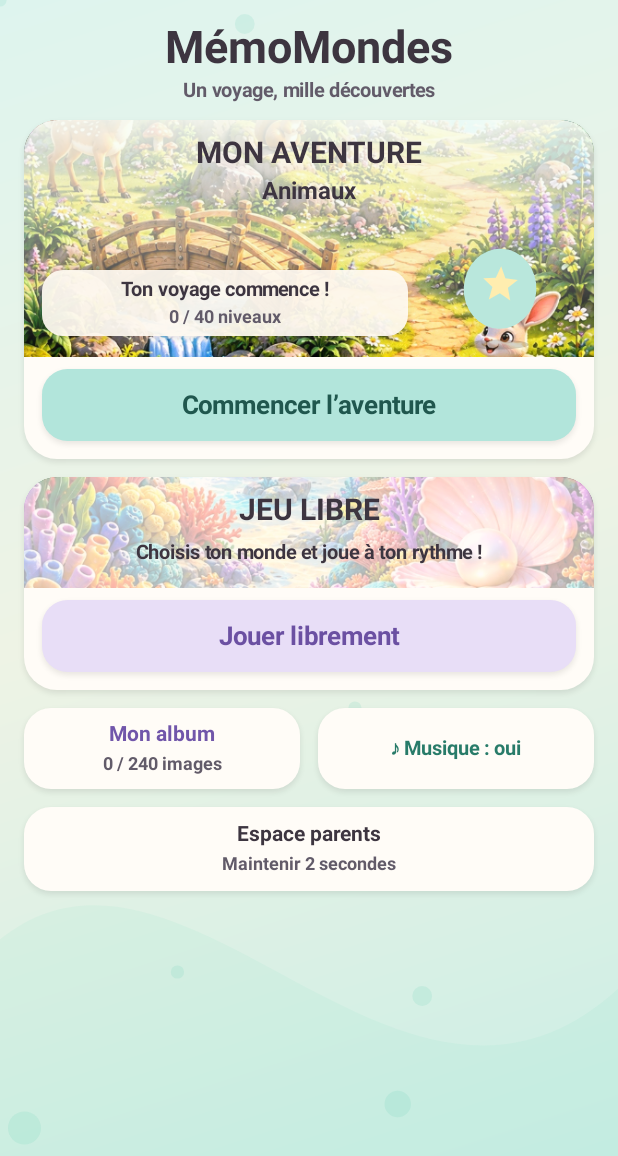
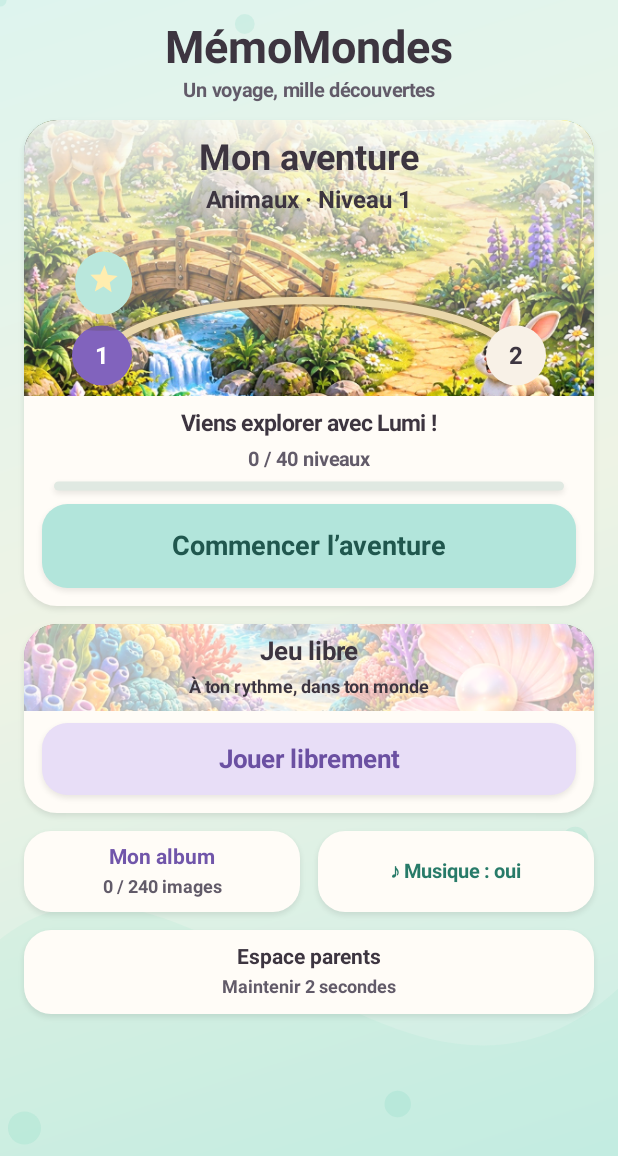
Before and after one commit to Nyaru01/Memory, an Android app: the screen it shows after launch (MainActivity), on a phone screen of 412 x 824 dp. Shown: the top 1156 px of the screen. Run offline under Robolectric (Android 15) with nearby library versions, the phone set to English and light mode, and no system bars; pictures from the network do not load.

Commit message:
Make adventure central to home and preserve adventure resumes

```diff
--- a/app/build.gradle
+++ b/app/build.gradle
@@ -11,8 +11,8 @@ android {
         minSdkVersion 23
         //noinspection ExpiringTargetSdkVersion,ExpiredTargetSdkVersion
         targetSdkVersion 35
-        versionCode 54
-        versionName "9.13"
+        versionCode 55
+        versionName "9.14"
         testInstrumentationRunner 'fr.memomimi.app.VisualEffectsChecks'
 
     }
--- a/app/src/main/java/fr/memomimi/app/GameAccessibility.java
+++ b/app/src/main/java/fr/memomimi/app/GameAccessibility.java
@@ -65,7 +65,7 @@ final class GameAccessibility extends AccessibilityNodeProvider {
         switch (view.screen) {
             case 0:
                 add(result,view.adventureButton,view.adventure.completed()==40 ? "Aventure terminée, revoir les 40 niveaux"
-                        : (view.adventure.completed()==0?"Commencer":"Continuer")+" l’aventure, niveau "+view.adventure.current());
+                        : (view.adventureStarted()?"Continuer":"Commencer")+" l’aventure avec Lumi, "+view.worldTitle(AdventureStore.world(view.adventure.current()))+", niveau "+view.adventure.current()+", "+view.adventure.completed()+" sur 40 niveaux terminés. Ouvrir la carte");
                 add(result,view.freePlayButton,"Jouer librement");
                 add(result,view.albumBtn,"Mon album, "+view.albumCount()+" images");
                 add(result,view.soundBtn,"Musique : "+(view.sound?"activée":"désactivée"));
--- a/app/src/main/java/fr/memomimi/app/GameView.java
+++ b/app/src/main/java/fr/memomimi/app/GameView.java
@@ -807,8 +807,18 @@ class GameView extends View {
         adventureMap.open(adventure.current(),Math.max(160*d,H-systemTop()-systemBottom()-152*d),d,animationsReduced(),now());
         accessible.changed(); invalidate();
     }
+    boolean adventureStarted() {
+        android.content.SharedPreferences prefs=getContext().getSharedPreferences("m",0);
+        return adventure.completed()>0 || (prefs.getBoolean("game_active",false)
+                && prefs.getInt("saved_adventure_level",0)==adventure.current());
+    }
     boolean startAdventure(int level) {
         if(!adventure.unlocked(level)) return false;
+        android.content.SharedPreferences prefs=getContext().getSharedPreferences("m",0);
+        if(prefs.getBoolean("game_active",false) && prefs.getInt("saved_adventure_level",0)==level){
+            loadGame();
+            return screen==1;
+        }
         theme=AdventureStore.world(level); pairs=AdventureStore.pairs(level); players=1;
         start(); adventureLevel=level; saveGame(); invalidate(); return true;
     }
--- a/app/src/main/java/fr/memomimi/app/HomeScreen.java
+++ b/app/src/main/java/fr/memomimi/app/HomeScreen.java
@@ -8,6 +8,7 @@ final class HomeScreen {
     private final Rect source=new Rect();
     private final RectF art=new RectF(),hero=new RectF(),card=new RectF();
     private final Path clip=new Path();
+    private final Path previewTrail=new Path();
     private volatile Bitmap[] pictures;
     private LinearGradient titleWash;
     private float washTop=-1,washBottom=-1;
@@ -33,33 +34,33 @@ final class HomeScreen {
         request(v);float d=v.d,top=v.systemTop(),bottom=v.H-v.systemBottom(),w=v.W;
         v.players=1;v.onePlayer.setEmpty();v.coopPlayer.setEmpty();v.twoPlayers.setEmpty();v.mega.setEmpty();
         v.chooseTheme.setEmpty();v.easy.setEmpty();v.medium.setEmpty();v.hard.setEmpty();v.expert.setEmpty();v.play.setEmpty();
-        v.homeScrollMax=Math.max(0,600*d-(bottom-top));v.homeScroll=Math.min(v.homeScroll,v.homeScrollMax);
+        v.homeScrollMax=Math.max(0,682*d-(bottom-top));v.homeScroll=Math.min(v.homeScroll,v.homeScrollMax);
         c.save();c.clipRect(0,top,w,bottom);float y=top+24*d-v.homeScroll;
         v.fitLabel(c,"MémoMondes",w/2,y,30,25,w-32*d,v.ink);
         v.fitLabel(c,"Un voyage, mille découvertes",w/2,y+28*d,13,11,w-32*d,UiStyle.MUTED);y+=48*d;
         // Keep the illustrated cards and their touch targets on the same grid.
-        card.set(16*d,y,w-16*d,y+226*d);v.round(c,card,22,UiStyle.SURFACE);
+        card.set(16*d,y,w-16*d,y+324*d);v.round(c,card,22,UiStyle.SURFACE);
         clip.reset();clip.addRoundRect(card,22*d,22*d,Path.Direction.CW);c.save();c.clipPath(clip);
-        art.set(card.left,card.top,card.right,card.top+158*d);painting(c,art,0);
+        art.set(card.left,card.top,card.right,card.top+184*d);painting(c,art,0);
         if(washTop!=art.top||washBottom!=art.bottom){washTop=art.top;washBottom=art.bottom;titleWash=new LinearGradient(0,art.top,0,art.bottom,0xeef8fcf5,0x00f8fcf5,Shader.TileMode.CLAMP);}
         paint.setShader(titleWash);c.drawRect(art,paint);paint.setShader(null);
         int level=v.adventure.current(),done=v.adventure.completed();
-        v.fitLabel(c,"MON AVENTURE",card.centerX(),y+22*d,20,17,card.width()-24*d,v.ink);
-        v.fitLabel(c,v.worldTitle(AdventureStore.world(level)),card.centerX(),y+47*d,16,13,card.width()-24*d,v.ink);
-        hero.set(card.right-116*d,y+57*d,card.right-12*d,y+151*d);
-        v.victoryMascot.drawMap(c,hero,GameView.now()-v.navigationAt,-1,v.animationsReduced(),false,-1);
-        v.uiScratch.set(card.left+12*d,y+100*d,hero.left-8*d,y+144*d);v.round(c,v.uiScratch,14,0xedfffaf2);
-        v.fitLabel(c,done==0?"Ton voyage commence !":done==40?"Les 40 niveaux terminés !":"Niveau "+level+" t’attend",v.uiScratch.centerX(),v.uiScratch.centerY()-9*d,13,10,v.uiScratch.width()-16*d,v.ink);
-        v.fitLabel(c,done+" / 40 niveaux",v.uiScratch.centerX(),v.uiScratch.centerY()+9*d,12,10,v.uiScratch.width()-16*d,UiStyle.MUTED);
-        v.adventureButton.set(card.left+12*d,card.bottom-60*d,card.right-12*d,card.bottom-12*d);v.round(c,v.adventureButton,17,UiStyle.REPLAY);
-        v.fitLabel(c,done==0?"Commencer l’aventure":done==40?"Revoir mon aventure":"Continuer l’aventure",v.adventureButton.centerX(),v.adventureButton.centerY(),17,14,v.adventureButton.width()-24*d,UiStyle.REPLAY_TEXT);
+        v.fitLabel(c,"Mon aventure",card.centerX(),y+25*d,24,21,card.width()-24*d,v.ink);
+        v.fitLabel(c,v.worldTitle(AdventureStore.world(level))+" · Niveau "+level,card.centerX(),y+53*d,16,13,card.width()-24*d,v.ink);
+        drawPreview(c,v,level,done,y);
+        v.fitLabel(c,done==40?"Bravo ! Quel voyage avec Lumi !":v.adventureStarted()?"Lumi t’attend. On continue ?":"Viens explorer avec Lumi !",card.centerX(),y+202*d,15,12,card.width()-24*d,v.ink);
+        v.fitLabel(c,done+" / 40 niveaux",card.centerX(),y+226*d,13,11,card.width()-24*d,UiStyle.MUTED);
+        v.uiScratch.set(card.left+20*d,y+241*d,card.right-20*d,y+247*d);v.round(c,v.uiScratch,3,0xffe0e9e2);
+        if(done>0){v.uiScratch.right=v.uiScratch.left+v.uiScratch.width()*done/40f;v.round(c,v.uiScratch,3,UiStyle.SUCCESS);}
+        v.adventureButton.set(card.left+12*d,card.bottom-68*d,card.right-12*d,card.bottom-12*d);v.round(c,v.adventureButton,17,UiStyle.REPLAY);
+        v.fitLabel(c,done==40?"Revoir mon aventure":v.adventureStarted()?"Continuer l’aventure":"Commencer l’aventure",v.adventureButton.centerX(),v.adventureButton.centerY(),18,14,v.adventureButton.width()-24*d,UiStyle.REPLAY_TEXT);
         c.restore();y=card.bottom+12*d;
-        card.set(16*d,y,w-16*d,y+142*d);v.round(c,card,22,UiStyle.SURFACE);
+        card.set(16*d,y,w-16*d,y+126*d);v.round(c,card,22,UiStyle.SURFACE);
         clip.reset();clip.addRoundRect(card,22*d,22*d,Path.Direction.CW);c.save();c.clipPath(clip);
-        art.set(card.left,card.top,card.right,card.top+74*d);painting(c,art,1);
+        art.set(card.left,card.top,card.right,card.top+58*d);painting(c,art,1);
         paint.setColor(0xaffffbf5);c.drawRect(art,paint);
-        v.fitLabel(c,"JEU LIBRE",card.centerX(),y+22*d,20,17,card.width()-24*d,v.ink);
-        v.fitLabel(c,"Choisis ton monde et joue à ton rythme !",card.centerX(),y+50*d,13,10,card.width()-24*d,v.ink);
+        v.fitLabel(c,"Jeu libre",card.centerX(),y+18*d,17,15,card.width()-24*d,v.ink);
+        v.fitLabel(c,"À ton rythme, dans ton monde",card.centerX(),y+42*d,12,10,card.width()-24*d,v.ink);
         v.freePlayButton.set(card.left+12*d,card.bottom-60*d,card.right-12*d,card.bottom-12*d);v.round(c,v.freePlayButton,17,0xffe8def7);
         v.fitLabel(c,"Jouer librement",v.freePlayButton.centerX(),v.freePlayButton.centerY(),17,14,v.freePlayButton.width()-24*d,UiStyle.FREE_PLAY_TEXT);
         c.restore();y=card.bottom+12*d;
@@ -74,4 +75,25 @@ final class HomeScreen {
         c.restore();
         if(v.activityActive&&!v.animationsReduced())v.postInvalidateDelayed(50);
     }
+
+    /** The same two-level chapter and landscape as the map, without extra touch targets. */
+    private void drawPreview(Canvas c,GameView v,int level,int done,float y){
+        float d=v.d,left=card.left+52*d,right=card.right-52*d,nodeY=y+157*d;
+        previewTrail.reset();previewTrail.moveTo(left,nodeY);
+        previewTrail.cubicTo(left+30*d,y+108*d,right-30*d,y+108*d,right,nodeY);
+        paint.setStyle(Paint.Style.STROKE);paint.setStrokeCap(Paint.Cap.ROUND);
+        paint.setStrokeWidth(8*d);paint.setColor(0x70675536);c.drawPath(previewTrail,paint);
+        paint.setStrokeWidth(5*d);paint.setColor(0xffead7aa);c.drawPath(previewTrail,paint);
+        paint.setStyle(Paint.Style.FILL);
+        int first=((level-1)/2)*2+1;
+        for(int i=0;i<2;i++){
+            int step=first+i;float x=i==0?left:right;
+            paint.setColor(step<=done?UiStyle.SUCCESS:step==level?0xff8163bd:0xfff8f1e7);
+            c.drawCircle(x,nodeY,20*d,paint);
+            v.label(c,String.valueOf(step),x,nodeY,16,step<=done||step==level?Color.WHITE:v.ink,Paint.Align.CENTER);
+        }
+        float x=level==first?left:right;
+        hero.set(x-43*d,y+65*d,x+43*d,y+139*d);
+        v.victoryMascot.drawMap(c,hero,GameView.now()-v.navigationAt,-1,v.animationsReduced(),false,-1);
+    }
 }
```
Also changed, not shown: 7 other files.
